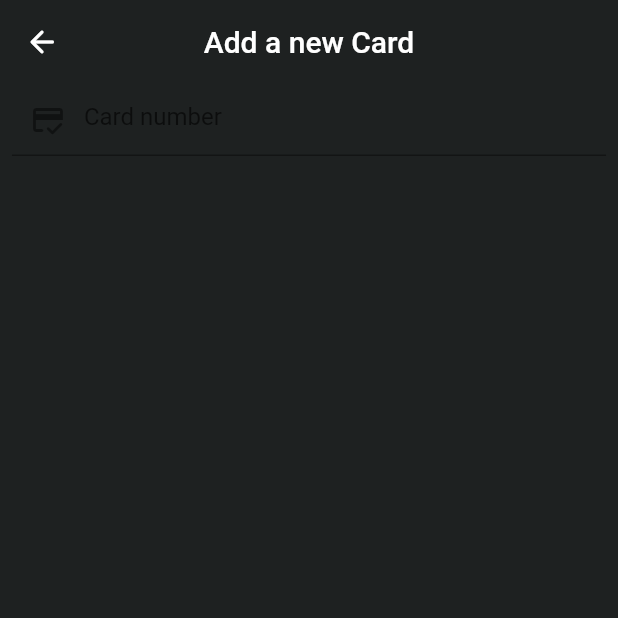
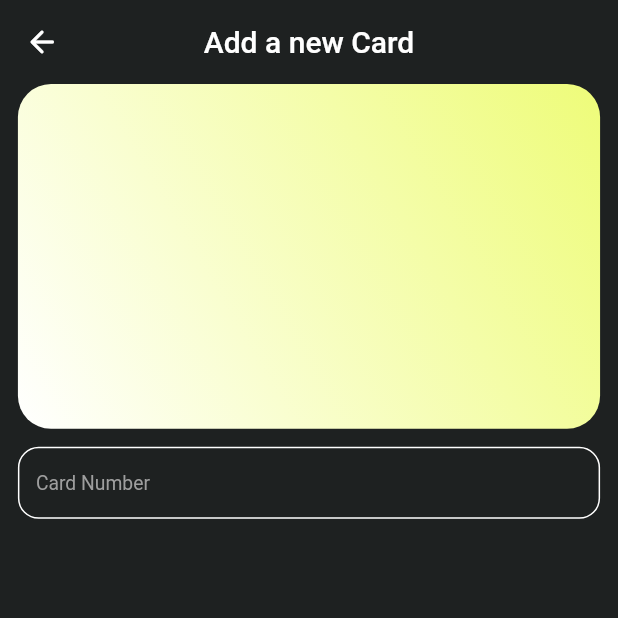
Before and after one commit to akromovk7/Payment_App_UI, a Flutter app: the screen it shows after launch, after a tap on the "add card" icon, on a phone screen of 412 x 824 dp, the top half of it. Run offline on Flutter 3.47's test engine with Material 2 defaults, Android fonts, the phone set to English and light mode, and no system bars; our stand-ins replace bloc, flutter_bloc, flutter_screenutil, get_it, sqflite; accounts and stored records are empty.

Commit message:
Card's components ready

```diff
--- a/lib/app/app.dart
+++ b/lib/app/app.dart
@@ -3,7 +3,9 @@ import 'package:flutter_bloc/flutter_bloc.dart';
 import 'package:flutter_screenutil/flutter_screenutil.dart';
 import 'package:payment_card_ui/assets/constants/route_const.dart';
 import 'package:payment_card_ui/assets/themes/theme.dart';
-import 'package:payment_card_ui/bloc/home/home_cubit.dart';
+import 'package:payment_card_ui/bloc/home/home_bloc_bloc.dart';
+import 'package:payment_card_ui/bloc/home/home_bloc_event.dart';
+import 'package:payment_card_ui/cubit/home/home_cubit.dart';
 import 'package:payment_card_ui/router/payment_route.dart';
 import 'package:payment_card_ui/service/navigation_service.dart';
 
@@ -16,7 +18,8 @@ class App extends StatelessWidget {
       providers: [
         BlocProvider(
           create: ((context) => HomeCubit()),
-        )
+        ),
+        BlocProvider(create: (context) => HomeBloc()..add(FetchAllCards()))
       ],
       child: MyApp(),
     );
--- a/lib/assets/colors/colors.dart
+++ b/lib/assets/colors/colors.dart
@@ -6,4 +6,5 @@ class ConsColors {
   static const Color kBackgroundColor = Color(0XFF1E2121);
   static const Color kWhite = Color(0XFFFFFFFF);
   static const Color kGrey = Color(0XFFEAEAEA);
+  static const Color kLabel = Color(0XFF9E9E9E);
 }
--- /dev/null
+++ b/lib/assets/constants/fontsize_const.dart
@@ -0,0 +1,6 @@
+import 'package:flutter_screenutil/flutter_screenutil.dart';
+
+class FontConst {
+  static double kMaxFont = 25.0.sp;
+  static double kMinFont = 14.0.sp;
+}
--- /dev/null
+++ b/lib/assets/style/form_style.dart
@@ -0,0 +1,55 @@
+import 'package:flutter/material.dart';
+import 'package:flutter_screenutil/flutter_screenutil.dart';
+import 'package:payment_card_ui/assets/colors/colors.dart';
+import 'package:payment_card_ui/assets/constants/fontsize_const.dart';
+
+InputDecoration getInputDecoration(
+    {required BuildContext context, required String label, required Widget prefixIcon}) {
+  return InputDecoration(
+    label: Text(
+      label,
+      style: Theme.of(context)
+          .textTheme
+          .labelMedium!
+          .copyWith(fontSize: FontConst.kMinFont, color: ConsColors.kLabel),
+    ),
+    contentPadding: const EdgeInsets.only(left: 12),
+    hintStyle: Theme.of(context)
+        .textTheme
+        .labelMedium!
+        .copyWith(fontSize: FontConst.kMinFont, color: ConsColors.kLabel),
+    helperStyle: Theme.of(context).textTheme.labelSmall,
+    border: OutlineInputBorder(
+      borderRadius: BorderRadius.all(
+        Radius.circular(15.r),
+      ),
+      borderSide: const BorderSide(
+        width: 1,
+      ),
+    ),
+    enabledBorder: OutlineInputBorder(
+      borderRadius: BorderRadius.all(
+        Radius.circular(15.r),
+      ),
+      borderSide: BorderSide(width: 1, color: Theme.of(context).cardColor),
+    ),
+    focusedBorder: OutlineInputBorder(
+      borderRadius: BorderRadius.all(
+        Radius.circular(15.r),
+      ),
+      borderSide: BorderSide(
+        width: 1,
+        color: Theme.of(context).cardColor,
+      ),
+    ),
+    errorBorder: OutlineInputBorder(
+      borderRadius: BorderRadius.all(
+        Radius.circular(15.r),
+      ),
+      borderSide: BorderSide(
+        width: 1,
+        color: Theme.of(context).cardColor,
+      ),
+    ),
+  );
+}
--- /dev/null
+++ b/lib/assets/style/text_style.dart
@@ -0,0 +1,10 @@
+import 'package:flutter/cupertino.dart';
+import 'package:payment_card_ui/assets/colors/colors.dart';
+import 'package:payment_card_ui/assets/constants/fontsize_const.dart';
+
+class FontStyles {
+  static TextStyle bankNameStyle = TextStyle(
+      color: ConsColors.kWhite,
+      fontSize: FontConst.kMaxFont,
+      fontWeight: FontWeight.bold);
+}
--- /dev/null
+++ b/lib/bloc/home/home_bloc_event.dart
@@ -0,0 +1,20 @@
+import 'package:payment_card_ui/data/models/card_model/card_model.dart';
+
+abstract class HomeEvent {}
+
+class AddCard extends HomeEvent {
+  CardModel card;
+  AddCard({required this.card});
+}
+
+class UpdateCard extends HomeEvent {
+  CardModel card;
+  UpdateCard({required this.card});
+}
+
+class DeleteCard extends HomeEvent {
+  int cardId;
+  DeleteCard({required this.cardId});
+}
+
+class FetchAllCards extends HomeEvent {}
--- /dev/null
+++ b/lib/bloc/home/home_bloc_state.dart
@@ -0,0 +1,39 @@
+import 'package:payment_card_ui/data/models/card_model/card_model.dart';
+
+abstract class HomeState {}
+
+// GET CARDS
+class InitialStateGet extends HomeState {}
+
+class LoadInProgressGet extends HomeState {}
+
+class LoadInSuccessGet extends HomeState {
+  List<CardModel> cards;
+  LoadInSuccessGet({required this.cards});
+}
+
+class LoadFailureGet extends HomeState {
+  String errorText;
+  LoadFailureGet({required this.errorText});
+}
+
+/// ADD CARDS
+class LoadInProgressAdd extends HomeState {}
+
+class LoadInSuccessAdd extends HomeState {}
+
+class LoadInFailureAdd extends HomeState {}
+
+/// UPDATE CARDS
+class LoadInProgressUpdate extends HomeState {}
+
+class LoadInSuccessUpdate extends HomeState {}
+
+class LoadInFailureUpdate extends HomeState {}
+
+/// DELETE CARDS
+class LoadInProgressDelete extends HomeState {}
+
+class LoadInSuccessDelete extends HomeState {}
+
+class LoadInFailureDelete extends HomeState {}
--- /dev/null
+++ b/lib/data/repository/card_repo.dart
@@ -0,0 +1,26 @@
+import 'package:payment_card_ui/data/database/local_database.dart';
+import 'package:payment_card_ui/data/models/card_model/card_model.dart';
+
+class CardRepository {
+  static final CardRepository _instance = CardRepository._();
+
+  factory CardRepository() {
+    return _instance;
+  }
+
+  CardRepository._();
+
+  ///Add card
+  Future<CardModel> insertCard(CardModel cardModel) =>
+      LocalDatabase.insertToDatabase(cardModel);
+
+  ///Delete card
+  Future<int> deleteCard(int cardId) => LocalDatabase.deleteCardById(cardId);
+
+  ///Update card
+  Future<CardModel> updateCard(CardModel cardModel) =>
+      LocalDatabase.updateTaskById(cardModel);
+
+  ///Get all card
+  Future<List<CardModel>> getAllCards() => LocalDatabase.getAllCards();
+}
--- a/lib/router/payment_route.dart
+++ b/lib/router/payment_route.dart
@@ -14,7 +14,7 @@ class AppRoute {
       case homePage:
         return easynavigate(HomePage());
       case addCards:
-        return easynavigate(AddCards());
+        return easynavigate(AddCardsPage());
     }
   }
 
--- /dev/null
+++ b/lib/service/get_it.dart
@@ -0,0 +1,8 @@
+import 'package:get_it/get_it.dart';
+import 'package:payment_card_ui/data/repository/card_repo.dart';
+
+final getIt = GetIt.instance;
+
+void setup() {
+  getIt.registerLazySingleton(() => CardRepository());
+}
--- a/lib/view/home/add_cards/add_cards.dart
+++ b/lib/view/home/add_cards/add_cards.dart
@@ -1,15 +1,76 @@
 import 'package:flutter/material.dart';
 import 'package:flutter/services.dart';
+import 'package:flutter_bloc/flutter_bloc.dart';
 import 'package:flutter_screenutil/flutter_screenutil.dart';
 import 'package:payment_card_ui/assets/colors/colors.dart';
+import 'package:payment_card_ui/assets/style/form_style.dart';
+import 'package:payment_card_ui/bloc/home/home_bloc_bloc.dart';
+import 'package:payment_card_ui/bloc/home/home_bloc_state.dart';
 import 'package:payment_card_ui/service/navigation_service.dart';
+import 'package:payment_card_ui/view/home/add_cards/components/card_type.dart';
+import 'package:payment_card_ui/view/home/add_cards/components/card_utils.dart';
+import 'package:payment_card_ui/view/home/add_cards/components/card_widget.dart';
+import 'package:payment_card_ui/view/home/add_cards/components/input_formatters.dart';
 import 'package:payment_card_ui/widgets/abb_bar_widget.dart';
 
-class AddCards extends StatelessWidget {
-  const AddCards({super.key});
+class AddCardsPage extends StatefulWidget {
+  AddCardsPage({super.key});
 
   @override
+  State<AddCardsPage> createState() => _AddCardsPageState();
+}
+
+class _AddCardsPageState extends State<AddCardsPage> {
+  TextEditingController cardNumberController = TextEditingController();
+
+  CardType cardType = CardType.Invalid;
+
+  void getCardTypeFrmNum() {
+    if (cardNumberController.text.length <= 6) {
+      String cardNumber = CardUtils.getCleanedNumber(cardNumberController.text);
+      CardType type = CardUtils.getCardTypeFrmNumber(cardNumber);
+      if (type != cardType) {
+        setState(
+          () {
+            cardType = type;
+            print(cardType);
+          },
+        );
+      }
+    }
+  }
+
+  @override
+  void initState() {
+    cardNumberController.addListener(
+      () {
+        getCardTypeFrmNum();
+      },
+    );
+    super.initState();
+  }
+
+  String cardNumber = '';
+
+  String validityPeriod = '';
+
+  String cardOwner = '';
+
+  String moneyAmount = '';
+
+  String iconImage = '';
+
+  Color gradinetColorFirst = ConsColors.kPrimaryColor;
+
+  Color gradientColorSecond = ConsColors.kWhite;
+
+  String bankName = '';
+
+  // String cardType = '';
+  @override
   Widget build(BuildContext context) {
+    return BlocBuilder<HomeBloc, HomeState>(
+      builder: (context, state) {
         return Scaffold(
           backgroundColor: ConsColors.kBackgroundColor,
           appBar: AppBarWidget(
@@ -21,33 +82,54 @@ class AddCards extends StatelessWidget {
               },
             ),
           ),
-      body: Padding(
-        padding: EdgeInsets.symmetric(horizontal: 8.0.w),
+          body: SafeArea(
+            child: Padding(
+              padding: EdgeInsets.symmetric(horizontal: 12.0.w),
               child: Column(
                 children: [
+                  CardWidget(
+                    cardNumber: cardNumber,
+                    validityPeriod: validityPeriod,
+                    cardOwner: cardOwner,
+                    moneyAmount: moneyAmount,
+                    iconImage: iconImage,
+                    gradinetColorFirst: gradinetColorFirst,
+                    gradientColorSecond: gradientColorSecond,
+                    bankName: bankName,
+                    // cardType: cardType,
+                  ),
                   Form(
                     child: Column(
                       children: [
-                  TextFormField(
+                        Padding(
+                          padding: const EdgeInsets.symmetric(vertical: 12),
+                          child: TextFormField(
+                            controller: cardNumberController,
                             keyboardType: TextInputType.number,
                             inputFormatters: [
                               FilteringTextInputFormatter.digitsOnly,
-                      LengthLimitingTextInputFormatter(19)
+                              LengthLimitingTextInputFormatter(19),
+                              CardNumberInputFormatter(),
                             ],
-                    decoration: InputDecoration(
-                      hintText: "Card number",
+                            decoration: getInputDecoration(
+                              context: context,
+                              label: "Card Number",
                               prefixIcon: Padding(
                                 padding: EdgeInsets.symmetric(vertical: 10.h),
                                 child: const Icon(Icons.credit_score_rounded),
                               ),
                             ),
-                  )
+                          ),
+                        ),
                       ],
                     ),
                   )
                 ],
               ),
             ),
+          ),
+        );
+      },
     );
   }
 }
--- /dev/null
+++ b/lib/view/home/add_cards/components/card_type.dart
@@ -0,0 +1,13 @@
+enum CardType {
+  Master,
+  Visa,
+  UzCard,
+  Humo,
+  Verve,
+  Discover,
+  AmericanExpress,
+  DinersClub,
+  Jcb,
+  Others,
+  Invalid
+}
--- /dev/null
+++ b/lib/view/home/add_cards/components/card_widget.dart
@@ -0,0 +1,54 @@
+import 'package:flutter/material.dart';
+import 'package:flutter_screenutil/flutter_screenutil.dart';
+import 'package:payment_card_ui/assets/style/text_style.dart';
+
+class CardWidget extends StatefulWidget {
+  String? cardNumber;
+  String validityPeriod;
+  String cardOwner;
+  String moneyAmount;
+  String iconImage;
+  Color gradinetColorFirst;
+  Color gradientColorSecond;
+  String bankName;
+  String? cardType;
+  CardWidget({
+    super.key,
+    this.cardNumber,
+    required this.validityPeriod,
+    required this.cardOwner,
+    required this.moneyAmount,
+    required this.iconImage,
+    required this.gradinetColorFirst,
+    required this.gradientColorSecond,
+    required this.bankName,
+    this.cardType,
+  });
+
+  @override
+  State<CardWidget> createState() => _CardWidgetState();
+}
+
+class _CardWidgetState extends State<CardWidget> {
+  @override
+  Widget build(BuildContext context) {
+    return Container(
+      width: double.infinity,
+      height: 250.h,
+      decoration: BoxDecoration(
+        borderRadius: BorderRadius.circular(24.r),
+        gradient: LinearGradient(
+          begin: Alignment.topRight,
+          end: Alignment.bottomLeft,
+          colors: [widget.gradinetColorFirst, widget.gradientColorSecond],
+        ),
+      ),
+      child: Padding(
+        padding: EdgeInsets.symmetric(horizontal: 22.w, vertical: 12.h).r,
+        child: Column(
+          children: [Text(widget.bankName,style: FontStyles.bankNameStyle,)],
+        ),
+      ),
+    );
+  }
+}
--- a/lib/view/home/home_page.dart
+++ b/lib/view/home/home_page.dart
@@ -2,7 +2,7 @@ import 'package:flutter/material.dart';
 import 'package:flutter_bloc/flutter_bloc.dart';
 import 'package:payment_card_ui/assets/colors/colors.dart';
 import 'package:payment_card_ui/assets/constants/route_const.dart';
-import 'package:payment_card_ui/bloc/home/home_cubit.dart';
+import 'package:payment_card_ui/cubit/home/home_cubit.dart';
 import 'package:payment_card_ui/service/navigation_service.dart';
 import 'package:payment_card_ui/view/home/cards/cards_page.dart';
 import 'package:payment_card_ui/view/home/payment/payment_page.dart';
--- a/pubspec.yaml
+++ b/pubspec.yaml
@@ -40,6 +40,7 @@ dependencies:
   bloc: ^8.1.1
   flutter_bloc: ^8.1.2
   sqflite: ^2.2.6
+  get_it: ^7.2.0
 
 dev_dependencies:
   flutter_test:
```
Also changed, not shown: lib/bloc/home/home_bloc_bloc.dart (added, +43 -0 lines), lib/data/database/local_database.dart (+53 -11 lines), lib/view/home/add_cards/components/card_utils.dart (added, +194 -0 lines), lib/view/home/add_cards/components/input_formatters.dart (added, +53 -0 lines), lib/cubit/home/home_cubit.dart (renamed from lib/bloc/home/home_cubit.dart), pubspec.lock. Lines whose indentation alone changed are shown as unchanged.
